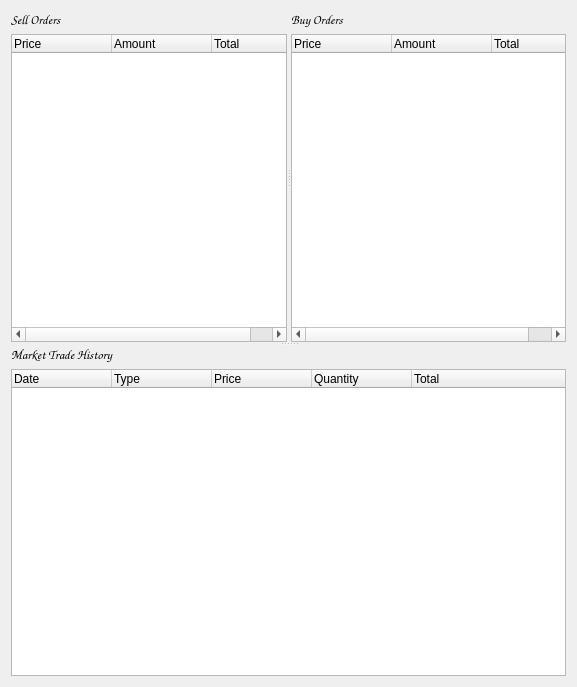
Old version of the form src/recentorderswidget.ui in the repository billw2012/DogeMarkets.
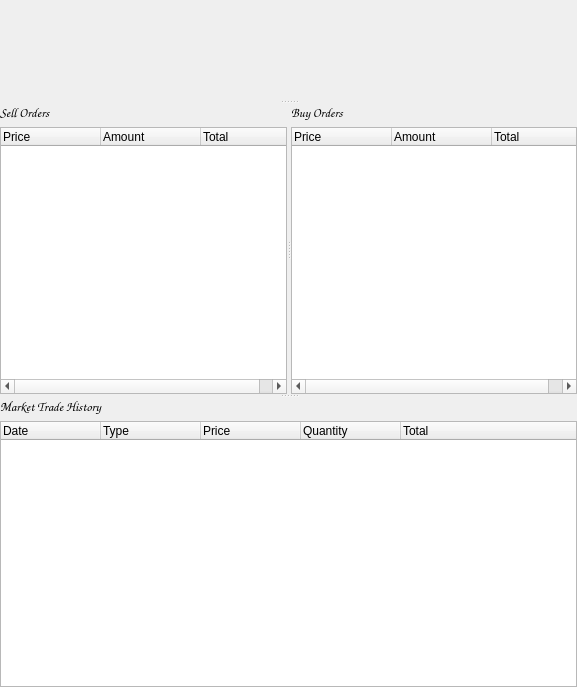
New version of the form. Custom widgets are drawn as their Qt base class.

Commit message: Simple volume graph implemented

The edit to the form file:
```diff
--- a/src/recentorderswidget.ui
+++ b/src/recentorderswidget.ui
@@ -14,16 +14,62 @@
    <string>Form</string>
   </property>
   <layout class="QHBoxLayout" name="horizontalLayout">
+   <property name="spacing">
+    <number>0</number>
+   </property>
+   <property name="leftMargin">
+    <number>0</number>
+   </property>
+   <property name="topMargin">
+    <number>0</number>
+   </property>
+   <property name="rightMargin">
+    <number>0</number>
+   </property>
+   <property name="bottomMargin">
+    <number>0</number>
+   </property>
    <item>
+    <widget class="QSplitter" name="splitter_3">
+     <property name="orientation">
+      <enum>Qt::Vertical</enum>
+     </property>
+     <widget class="VolumeGraphWidget" name="volumeGraphviewWidget" native="true">
+      <property name="sizePolicy">
+       <sizepolicy hsizetype="Preferred" vsizetype="Minimum">
+        <horstretch>0</horstretch>
+        <verstretch>0</verstretch>
+       </sizepolicy>
+      </property>
+      <property name="minimumSize">
+       <size>
+        <width>10</width>
+        <height>100</height>
+       </size>
+      </property>
+      <layout class="QVBoxLayout" name="verticalLayout_4"/>
+     </widget>
     <widget class="QSplitter" name="splitter_2">
+      <property name="minimumSize">
+       <size>
+        <width>10</width>
+        <height>10</height>
+       </size>
+      </property>
      <property name="orientation">
       <enum>Qt::Vertical</enum>
      </property>
      <widget class="QSplitter" name="splitter">
+       <property name="sizePolicy">
+        <sizepolicy hsizetype="Expanding" vsizetype="Maximum">
+         <horstretch>0</horstretch>
+         <verstretch>0</verstretch>
+        </sizepolicy>
+       </property>
       <property name="orientation">
        <enum>Qt::Horizontal</enum>
       </property>
-      <widget class="QWidget" name="">
+       <widget class="QWidget" name="layoutWidget">
        <layout class="QVBoxLayout" name="verticalLayout">
         <item>
          <widget class="QLabel" name="label">
@@ -62,7 +108,7 @@
         </item>
        </layout>
       </widget>
-      <widget class="QWidget" name="">
+       <widget class="QWidget" name="layoutWidget">
        <layout class="QVBoxLayout" name="verticalLayout_2">
         <item>
          <widget class="QLabel" name="label_2">
@@ -102,7 +148,7 @@
        </layout>
       </widget>
      </widget>
-     <widget class="QWidget" name="">
+      <widget class="QWidget" name="layoutWidget">
       <layout class="QVBoxLayout" name="verticalLayout_3">
        <item>
         <widget class="QLabel" name="label_3">
@@ -152,9 +198,18 @@
       </layout>
      </widget>
     </widget>
+    </widget>
    </item>
   </layout>
  </widget>
+ <customwidgets>
+  <customwidget>
+   <class>VolumeGraphWidget</class>
+   <extends>QWidget</extends>
+   <header>volumegraphwidget.h</header>
+   <container>1</container>
+  </customwidget>
+ </customwidgets>
  <resources/>
  <connections/>
 </ui>
```
Lines whose indentation alone changed are shown as unchanged. The commit also changes 9 other files.
